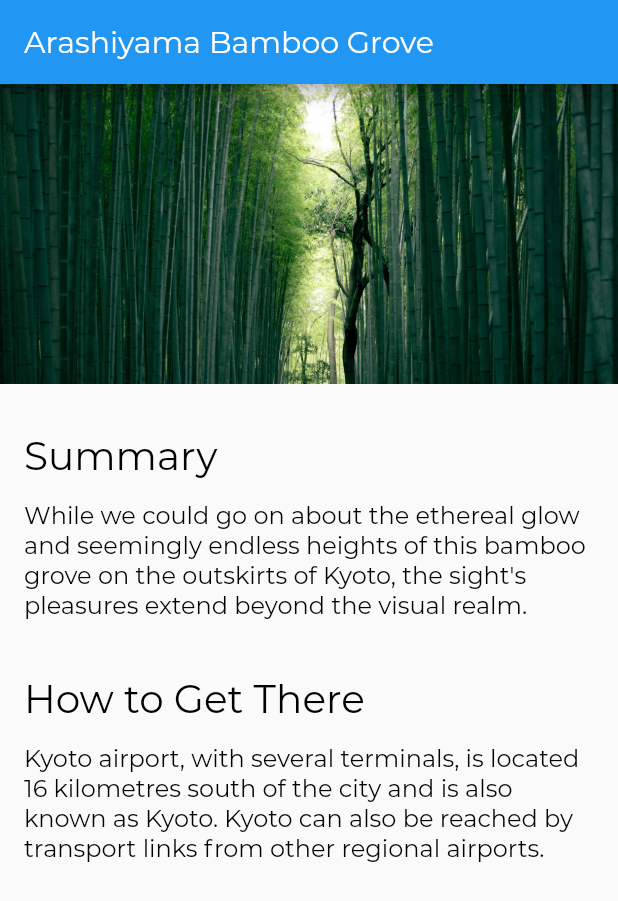
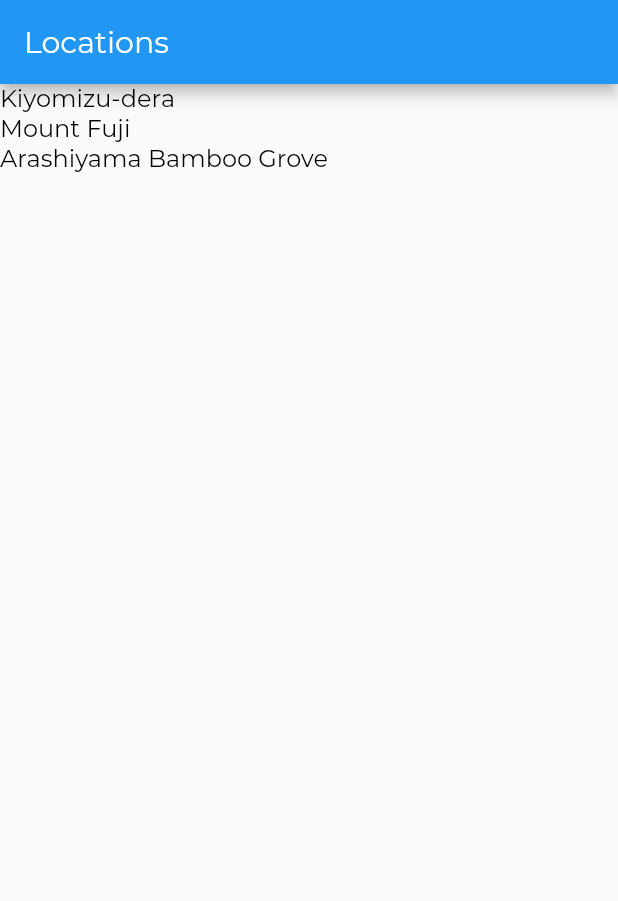
Before and after one commit to jagdeesh94/flutter-cc, a Flutter app: the screen it shows after launch, on a phone screen of 412 x 824 dp. Shown: the top 901 px of the screen. Run offline on Flutter 3.47's test engine with Material 2 defaults, Android fonts, the phone set to English and light mode, and no system bars.

Commit message:
ep6 navigation and routing

```diff
--- a/lib/main.dart
+++ b/lib/main.dart
@@ -1,11 +1,14 @@
 import 'package:flutter/material.dart';
+import 'package:flutter_cc/screens/location_detail/location_detail.dart';
 import 'package:flutter_cc/style.dart';
-
-import 'screens/location_detail/location_detail.dart';
+import 'screens/locations/locations.dart';
 
 void main() {
   runApp(MyApp());
 }
+
+const LocationsRoute = "/";
+const LocationDetailRoute = "/location_detail";
 
 class MyApp extends StatelessWidget {
   // This widget is the root of your application.
@@ -13,18 +16,40 @@ class MyApp extends StatelessWidget {
   Widget build(BuildContext context) {
     return MaterialApp(
       title: 'Flutter CC',
-      theme: ThemeData(
-        appBarTheme: AppBarTheme(
+      onGenerateRoute: _routes(),
+      theme: _theme(),
+    );
+  }
+
+  RouteFactory _routes() {
+    return (settings){
+      final Map<String,dynamic> arguments = settings.arguments;
+      Widget screen;
+      switch(settings.name){
+        case LocationsRoute:
+          screen = Locations();
+          break;
+        case LocationDetailRoute:
+          screen = LocationDetail(arguments['id']);
+          break;
+        default:
+          return null;
+      }
+      return MaterialPageRoute(builder: (BuildContext context) => screen);
+    };
+  }
+
+  ThemeData _theme() {
+    return ThemeData(
+      appBarTheme: AppBarTheme(
           textTheme: TextTheme(title: AppBarTextStyle)
-        ),
-        textTheme: TextTheme(
+      ),
+      textTheme: TextTheme(
           title: TitleTextStyle,
           body1: Body1TextStyle
-        ),
-        primarySwatch: Colors.blue,
-        visualDensity: VisualDensity.adaptivePlatformDensity,
       ),
-      home: LocationDetail()
+      primarySwatch: Colors.blue,
+      visualDensity: VisualDensity.adaptivePlatformDensity,
     );
   }
 }
--- a/lib/models/location.dart
+++ b/lib/models/location.dart
@@ -1,15 +1,38 @@
 import 'location_fact.dart';
 
 class Location{
-  String name;
-  String imagePath;
+  final int id;
+  final String name;
+  final String imagePath;
   final List<LocationFact> facts;
 
-  Location(this.name,this.imagePath,this.facts);
+  Location(this.id,this.name,this.imagePath,this.facts);
+
+  static Location fetchByID(int locationID) {
+    // NOTE: this will replaced by a proper API call
+    List<Location> locations = Location.fetchAll();
+    for (var i = 0; i < locations.length; i++) {
+      if (locations[i].id == locationID) {
+        return locations[i];
+      }
+    }
+    return null;
+  }
 
   static List<Location> fetchAll() {
     return [
-      Location('Arashiyama Bamboo Grove', 'assets/images/arashiyama.jpg', [
+      Location(1, 'Kiyomizu-dera', 'assets/images/kiyomizu-dera.jpg', [
+        LocationFact('Summary',
+            'Kiyomizu-dera, officially Otowa-san Kiyomizu-dera, is an independent Buddhist temple in eastern Kyoto. The temple is part of the Historic Monuments of Ancient Kyoto UNESCO World Heritage site.'),
+        LocationFact('Architectural Style', 'Japanese Buddhist architecture.'),
+      ]),
+      Location(2, 'Mount Fuji', 'assets/images/fuji.jpg', [
+        LocationFact('Summary',
+            'Japan’s Mt. Fuji is an active volcano about 100 kilometers southwest of Tokyo. Commonly called “Fuji-san,” it’s the country’s tallest peak, at 3,776 meters. A pilgrimage site for centuries, it’s considered one of Japan’s 3 sacred mountains, and summit hikes remain a popular activity. Its iconic profile is the subject of numerous works of art, notably Edo Period prints by Hokusai and Hiroshige.'),
+        LocationFact('Did You Know',
+            'There are three cities that surround Mount Fuji: Gotemba, Fujiyoshida and Fujinomiya.'),
+      ]),
+      Location(3, 'Arashiyama Bamboo Grove', 'assets/images/arashiyama.jpg', [
         LocationFact('Summary',
             'While we could go on about the ethereal glow and seemingly endless heights of this bamboo grove on the outskirts of Kyoto, the sight\'s pleasures extend beyond the visual realm.'),
         LocationFact('How to Get There',
--- a/lib/screens/location_detail/location_detail.dart
+++ b/lib/screens/location_detail/location_detail.dart
@@ -6,12 +6,15 @@ import '../../models/location.dart';
 
 class LocationDetail extends StatelessWidget {
 
+  final int _locationID;
+  LocationDetail(this._locationID);
   //We Shouldn't load data in build function as build function will be called multiple times.
   //But just for demo, we have loaded here.
+  //NOTE: we'll use scoped_model later
+
   @override
   Widget build(BuildContext context) {
-    final locations = Location.fetchAll();
-    final location = locations.first;
+    final location = Location.fetchByID(_locationID);
     return Scaffold(
       appBar: AppBar(
         title: Text(location.name),
--- /dev/null
+++ b/lib/screens/locations/locations.dart
@@ -0,0 +1,31 @@
+import 'package:flutter/material.dart';
+import '../../main.dart';
+import '../../models/location.dart';
+
+class Locations extends StatelessWidget {
+  @override
+  Widget build(BuildContext context) {
+    //NOTE: we will be moving this to a scoped_model later
+    final locations = Location.fetchAll();
+
+    return Scaffold(
+      appBar: AppBar(
+        title: Text('Locations'),
+      ),
+      body: ListView(
+        children: locations.map((location) => GestureDetector(
+            child: Text(location.name),
+            onTap: () => _onLocationTap(context,location.id) ,
+        )
+        )
+            .toList()
+      ),
+    );
+  }
+
+  _onLocationTap(BuildContext context, int locationID) {
+    Navigator.pushNamed(context, LocationDetailRoute,arguments: {
+      "id":locationID
+    });
+  }
+}
```
